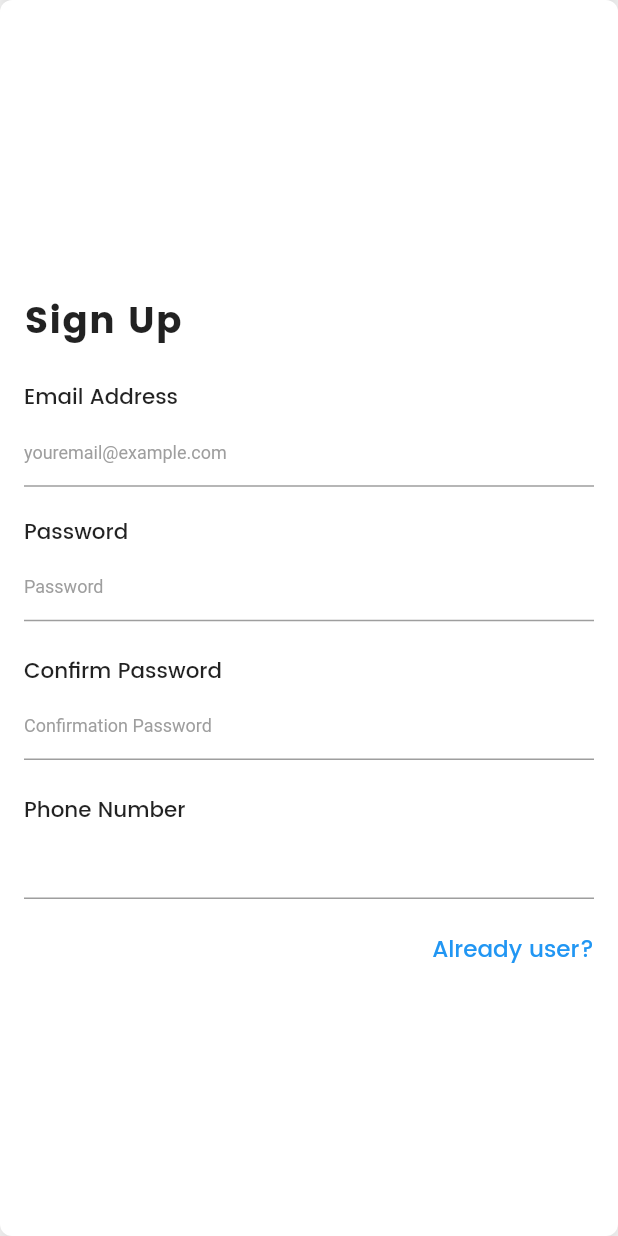
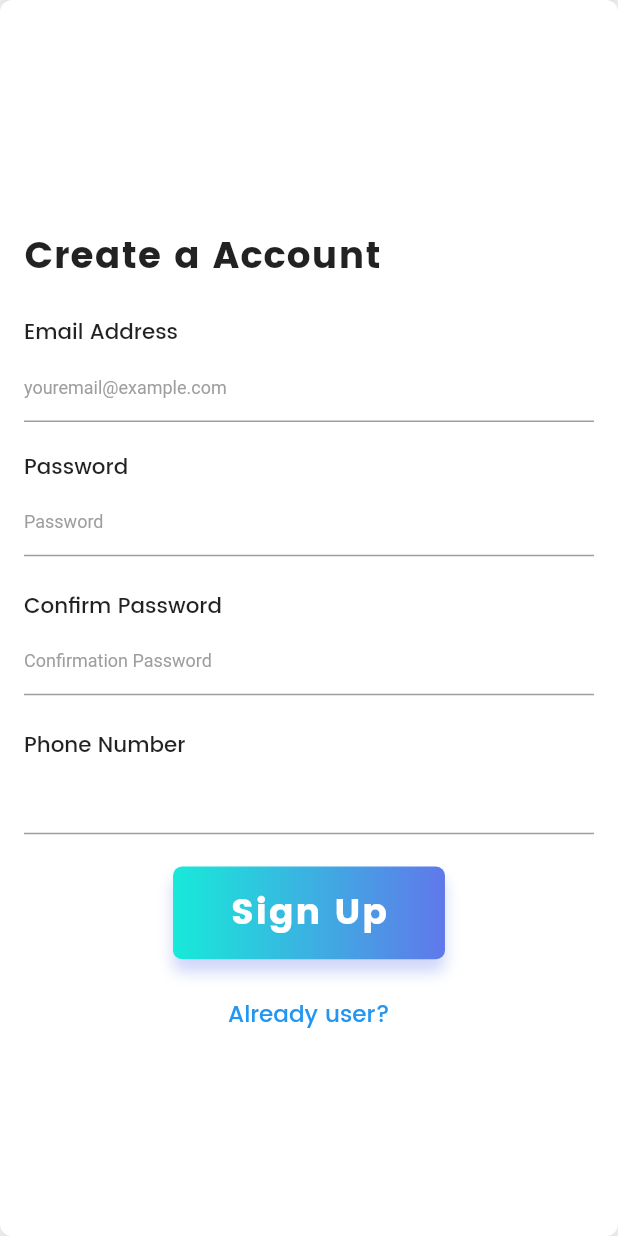
Before and after one commit to kirannandarapalli/pods_ui, a Flutter app: the SignUpForm screen opened directly, on a phone screen of 412 x 824 dp. Run offline on Flutter 3.47's test engine with Material 2 defaults, Android fonts, the phone set to English and light mode, and no system bars; our stand-ins replace flutter_screenutil.

Commit message:
add navigation back route

```diff
--- a/lib/Widgets/SignUpForm.dart
+++ b/lib/Widgets/SignUpForm.dart
@@ -28,7 +28,7 @@ class SignUpForm extends StatelessWidget {
           crossAxisAlignment: CrossAxisAlignment.start,
           mainAxisAlignment: MainAxisAlignment.center,
           children: <Widget>[
-            Text("Sign Up",
+            Text("Create a Account",
                 style: TextStyle(
                     fontSize: ScreenUtil.getInstance().setSp(45),
                     fontFamily: "Poppins-Bold",
@@ -88,20 +88,64 @@ class SignUpForm extends StatelessWidget {
               height: ScreenUtil.getInstance().setHeight(35),
             ),
             Row(
-              mainAxisAlignment: MainAxisAlignment.end,
+              mainAxisAlignment: MainAxisAlignment.center,
               children: <Widget>[
-                Text(
+                InkWell(
+                  child: Container(
+                    width: ScreenUtil.getInstance().setWidth(330),
+                    height: ScreenUtil.getInstance().setHeight(100),
+                    decoration: BoxDecoration(
+                        gradient: LinearGradient(colors: [
+                          Color(0xFF17ead9),
+                          Color(0xFF6078ea)
+                        ]),
+                        borderRadius: BorderRadius.circular(6.0),
+                        boxShadow: [
+                          BoxShadow(
+                              color: Color(0xFF6078ea).withOpacity(.3),
+                              offset: Offset(0.0, 8.0),
+                              blurRadius: 8.0)
+                        ]),
+                    child: Material(
+                      color: Colors.transparent,
+                      child: InkWell(
+                        onTap: () {},
+                        child: Center(
+                          child: Text("Sign Up",
+                              style: TextStyle(
+                                  color: Colors.white,
+                                  fontFamily: "Poppins-Bold",
+                                  fontSize: 24,
+                                  letterSpacing: 1.0)),
+                        ),
+                      ),
+                    ),
+                  ),
+                )
+              ],
+            ),
+            SizedBox(
+              height: ScreenUtil.getInstance().setHeight(40),
+            ),
+        Row(
+          mainAxisAlignment: MainAxisAlignment.center,
+          children: <Widget>[
+            InkWell (
+                    onTap: () {Navigator.pop(context);},
+                  child: Text(
                   "Already user?",
                   style: TextStyle(
                       color: Colors.blue,
                       fontFamily: "Poppins-Medium",
                       fontSize: ScreenUtil.getInstance().setSp(28)),
                 )
+                ),
               ],
-            )
-          ],
+             )
+            ]
+          ),
         ),
       ),
-    ));
+    );
   }
 }
```
